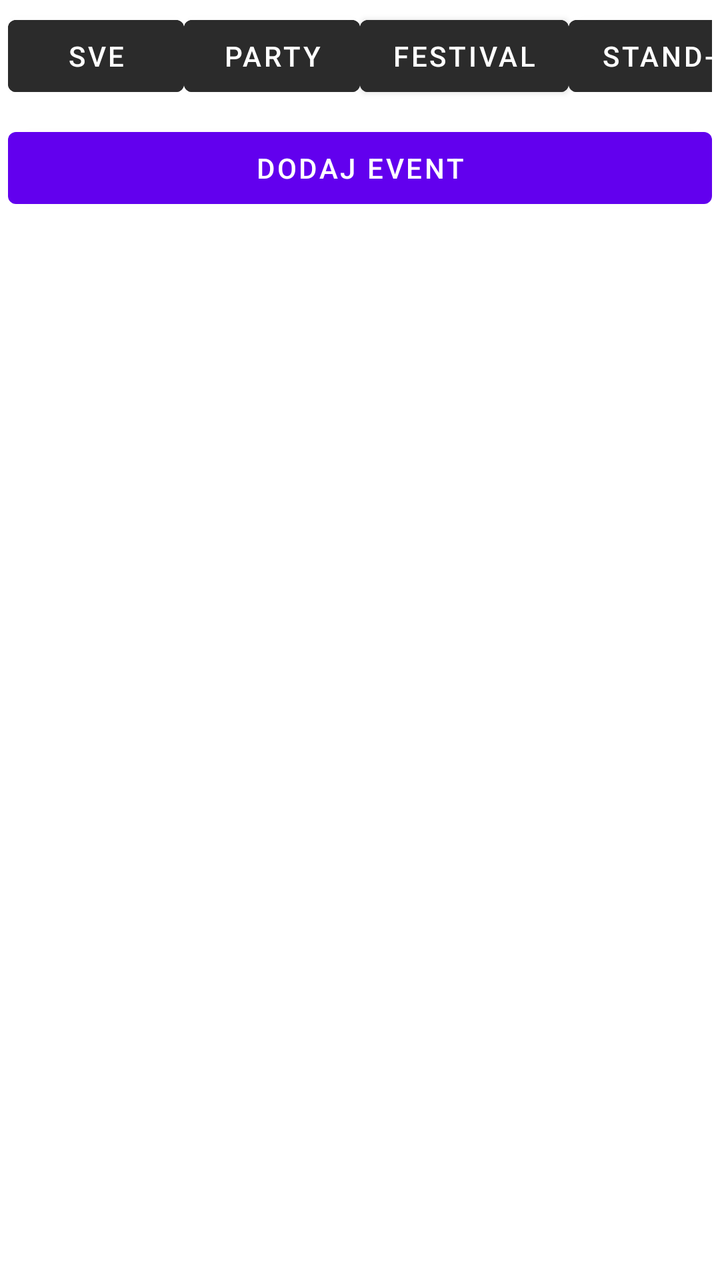
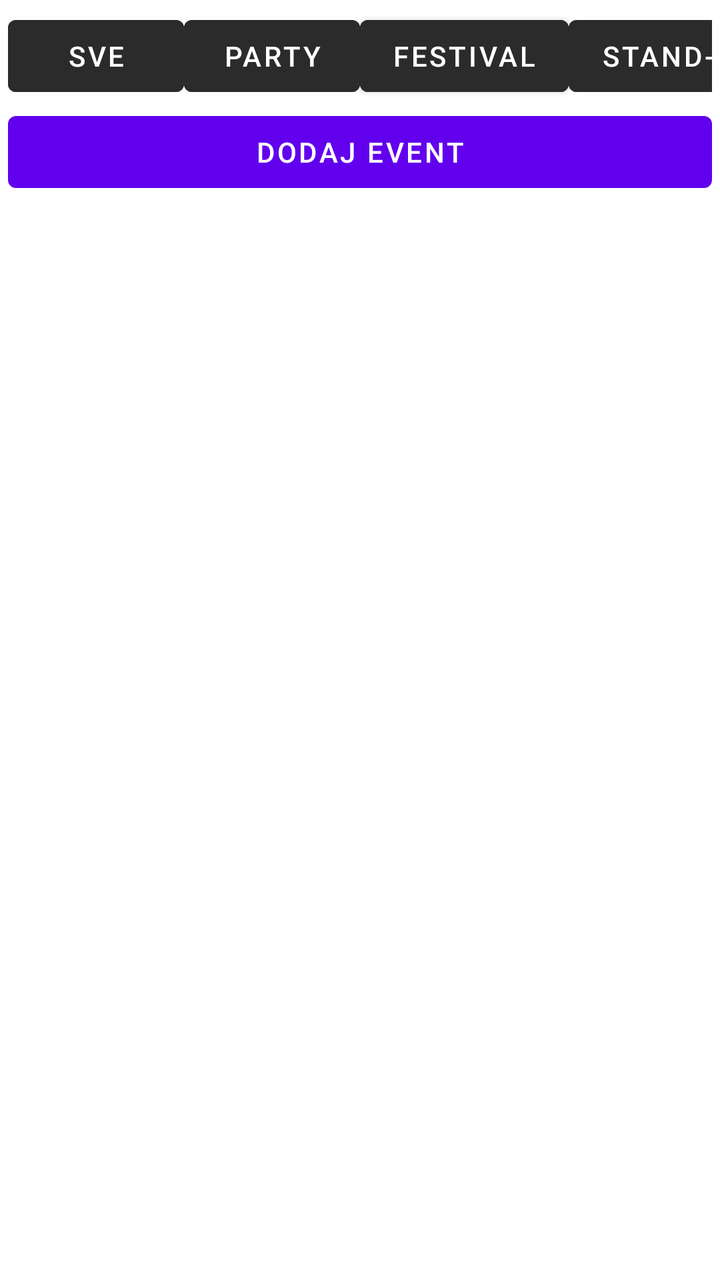

Compare the two renders of this Android layout. The source of the first and the diff that turns it into the second are given below.
<!-- AndroidManifest.xml: application theme Theme.EventsApp -->
<!-- res/layout/fragment_events.xml -->
<?xml version="1.0" encoding="utf-8"?>
<LinearLayout xmlns:android="http://schemas.android.com/apk/res/android"
    xmlns:tools="http://schemas.android.com/tools"
    android:layout_width="match_parent"
    android:layout_height="match_parent"
    android:orientation="vertical"
    android:paddingHorizontal="4dp"
    android:paddingTop="4dp"
    tools:context=".EventsFragment">

    <HorizontalScrollView
        android:id="@+id/scrollCategories"
        android:layout_width="match_parent"
        android:layout_height="wrap_content"
        android:scrollbars="none"
        android:paddingBottom="8dp">

        <LinearLayout
            android:id="@+id/layoutCategoryBtns"
            android:layout_width="wrap_content"
            android:layout_height="wrap_content"
            android:orientation="horizontal">

            <Button
                android:id="@+id/btnFilterAll"
                android:layout_width="wrap_content"
                android:layout_height="wrap_content"
                android:text="@string/sve"
                android:backgroundTint="@color/grey"
                />

            <Button
                android:id="@+id/btnFilterParty"
                android:layout_width="wrap_content"
                android:layout_height="wrap_content"
                android:text="@string/party"
                android:backgroundTint="@color/grey"
                />

            <Button
                android:id="@+id/btnFilterFestival"
                android:layout_width="wrap_content"
                android:layout_height="wrap_content"
                android:text="@string/festival"
                android:backgroundTint="@color/grey"
                />

            <Button
                android:id="@+id/btnFilterTheater"
                android:layout_width="wrap_content"
                android:layout_height="wrap_content"
                android:text="@string/stand_up_theater"
                android:backgroundTint="@color/grey"
                />

            <Button
                android:id="@+id/btnFilterConcert"
                android:layout_width="wrap_content"
                android:layout_height="wrap_content"
                android:text="@string/concert"
                android:backgroundTint="@color/grey"
                />

            <Button
                android:id="@+id/btnFilterExhibition"
                android:layout_width="wrap_content"
                android:layout_height="wrap_content"
                android:text="@string/exhibition"
                android:backgroundTint="@color/grey"
                />
        </LinearLayout>
    </HorizontalScrollView>

    <Button
        android:id="@+id/btnAddEvent"
        android:layout_width="match_parent"
        android:layout_height="wrap_content"
        android:text="@string/dodaj_event"
        />

    <LinearLayout
        android:id="@+id/listContainer"
        android:layout_width="match_parent"
        android:layout_height="0dp"
        android:orientation="vertical"
        android:layout_weight="1"
        >

        <ListView
            android:id="@+id/listEvents"
            android:layout_width="match_parent"
            android:layout_height="match_parent"
            />

        <TextView
            android:id="@+id/txtNoEvents"
            android:layout_width="match_parent"
            android:layout_height="match_parent"
            android:text="@string/no_upcoming_events"
            android:gravity="center"
            android:visibility="gone"
            />
    </LinearLayout>

</LinearLayout>
<!-- resources referenced by this layout -->
<resources>
  <color name="grey">#2B2B2B</color>
  <string name="concert">Concert</string>
  <string name="dodaj_event">dodaj event</string>
  <string name="exhibition">Exhibition</string>
  <string name="festival">Festival</string>
  <string name="no_upcoming_events">No upcoming events</string>
  <string name="party">Party</string>
  <string name="stand_up_theater">Stand-Up &amp; Theater</string>
  <string name="sve">Sve</string>
  <style name="Theme.EventsApp" parent="Theme.MaterialComponents.DayNight.DarkActionBar">
          
          <item name="colorPrimary">@color/purple_500</item>
          <item name="colorPrimaryVariant">@color/purple_700</item>
          <item name="colorOnPrimary">@color/white</item>
          
          <item name="colorSecondary">@color/teal_200</item>
          <item name="colorSecondaryVariant">@color/teal_700</item>
          <item name="colorOnSecondary">@color/black</item>
          
          <item name="android:statusBarColor">?attr/colorPrimaryVariant</item>
          
      </style>
  <color name="purple_500">#FF6200EE</color>
  <color name="purple_700">#FF3700B3</color>
  <color name="white">#FFFFFFFF</color>
  <color name="teal_200">#FF03DAC5</color>
  <color name="teal_700">#FF018786</color>
  <color name="black">#FF000000</color>
</resources>

<!-- the commit's change to res/layout/fragment_events.xml (unified diff, before → after) -->
@@ -12,8 +12,7 @@
         android:id="@+id/scrollCategories"
         android:layout_width="match_parent"
         android:layout_height="wrap_content"
-        android:scrollbars="none"
-        android:paddingBottom="8dp">
+        android:scrollbars="none">
 
         <LinearLayout
             android:id="@+id/layoutCategoryBtns"
@@ -90,6 +89,7 @@
             android:id="@+id/listEvents"
             android:layout_width="match_parent"
             android:layout_height="match_parent"
+            android:paddingTop="8dp"
             />
 
         <TextView
